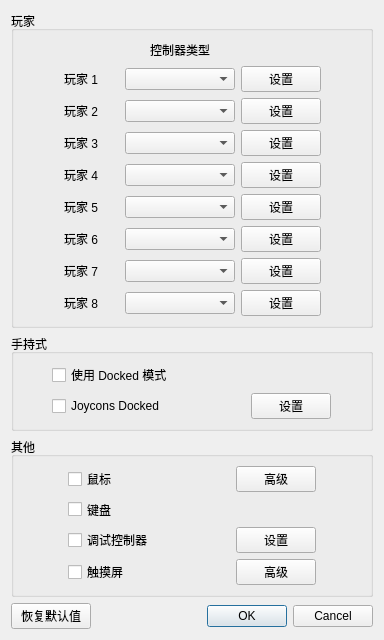
First picture: the form in src/yuzu/configuration/configure_input.ui, repository formylover/yuzu-early-access, before the edit.
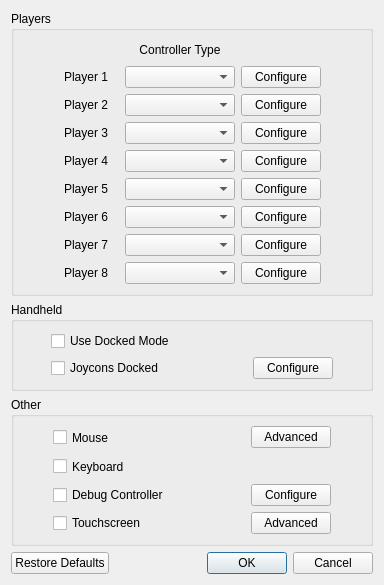
Second picture: the form after the edit.

The edit to the form file:
```diff
--- a/src/yuzu/configuration/configure_input.ui
+++ b/src/yuzu/configuration/configure_input.ui
@@ -19,7 +19,7 @@
      <item>
       <widget class="QGroupBox" name="gridGroupBox_1">
        <property name="title">
-        <string>玩家</string>
+        <string>Players</string>
        </property>
        <layout class="QGridLayout" name="gridLayout">
         <item row="1" column="2">
@@ -35,14 +35,14 @@
         <item row="1" column="3">
          <widget class="QPushButton" name="player1_configure">
           <property name="text">
-           <string>设置</string>
+           <string>Configure</string>
           </property>
          </widget>
         </item>
         <item row="0" column="2">
          <widget class="QLabel" name="label">
           <property name="text">
-           <string>控制器类型</string>
+           <string>Controller Type</string>
           </property>
           <property name="alignment">
            <set>Qt::AlignCenter</set>
@@ -122,49 +122,49 @@
         <item row="2" column="3">
          <widget class="QPushButton" name="player2_configure">
           <property name="text">
-           <string>设置</string>
+           <string>Configure</string>
           </property>
          </widget>
         </item>
         <item row="3" column="3">
          <widget class="QPushButton" name="player3_configure">
           <property name="text">
-           <string>设置</string>
+           <string>Configure</string>
           </property>
          </widget>
         </item>
         <item row="4" column="3">
          <widget class="QPushButton" name="player4_configure">
           <property name="text">
-           <string>设置</string>
+           <string>Configure</string>
           </property>
          </widget>
         </item>
         <item row="5" column="3">
          <widget class="QPushButton" name="player5_configure">
           <property name="text">
-           <string>设置</string>
+           <string>Configure</string>
           </property>
          </widget>
         </item>
         <item row="6" column="3">
          <widget class="QPushButton" name="player6_configure">
           <property name="text">
-           <string>设置</string>
+           <string>Configure</string>
           </property>
          </widget>
         </item>
         <item row="7" column="3">
          <widget class="QPushButton" name="player7_configure">
           <property name="text">
-           <string>设置</string>
+           <string>Configure</string>
           </property>
          </widget>
         </item>
         <item row="8" column="3">
          <widget class="QPushButton" name="player8_configure">
           <property name="text">
-           <string>设置</string>
+           <string>Configure</string>
           </property>
          </widget>
         </item>
@@ -203,56 +203,56 @@
            </size>
           </property>
           <property name="text">
-           <string>玩家 1</string>
+           <string>Player 1</string>
           </property>
          </widget>
         </item>
         <item row="2" column="1">
          <widget class="QLabel" name="label_4">
           <property name="text">
-           <string>玩家 2</string>
+           <string>Player 2</string>
           </property>
          </widget>
         </item>
         <item row="3" column="1">
          <widget class="QLabel" name="label_5">
           <property name="text">
-           <string>玩家 3</string>
+           <string>Player 3</string>
           </property>
          </widget>
         </item>
         <item row="4" column="1">
          <widget class="QLabel" name="label_6">
           <property name="text">
-           <string>玩家 4</string>
+           <string>Player 4</string>
           </property>
          </widget>
         </item>
         <item row="5" column="1">
          <widget class="QLabel" name="label_7">
           <property name="text">
-           <string>玩家 5</string>
+           <string>Player 5</string>
           </property>
          </widget>
         </item>
         <item row="6" column="1">
          <widget class="QLabel" name="label_8">
           <property name="text">
-           <string>玩家 6</string>
+           <string>Player 6</string>
           </property>
          </widget>
         </item>
         <item row="7" column="1">
          <widget class="QLabel" name="label_9">
           <property name="text">
-           <string>玩家 7</string>
+           <string>Player 7</string>
           </property>
          </widget>
         </item>
         <item row="8" column="1">
          <widget class="QLabel" name="label_10">
           <property name="text">
-           <string>玩家 8</string>
+           <string>Player 8</string>
           </property>
          </widget>
         </item>
@@ -262,7 +262,7 @@
      <item>
       <widget class="QGroupBox" name="gridGroupBox_2">
        <property name="title">
-        <string>手持式</string>
+        <string>Handheld</string>
        </property>
        <layout class="QGridLayout" name="gridLayout_2">
         <item row="1" column="2">
@@ -297,7 +297,7 @@
         <item row="1" column="3">
          <widget class="QPushButton" name="handheld_configure">
           <property name="text">
-           <string>设置</string>
+           <string>Configure</string>
           </property>
          </widget>
         </item>
@@ -324,7 +324,7 @@
         <item row="0" column="1">
          <widget class="QCheckBox" name="use_docked_mode">
           <property name="text">
-           <string>使用 Docked 模式</string>
+           <string>Use Docked Mode</string>
           </property>
          </widget>
         </item>
@@ -334,7 +334,7 @@
      <item>
       <widget class="QGroupBox" name="gridGroupBox_3">
        <property name="title">
-        <string>其他</string>
+        <string>Other</string>
        </property>
        <layout class="QGridLayout" name="gridLayout_3">
         <item row="1" column="1">
@@ -346,21 +346,21 @@
            </size>
           </property>
           <property name="text">
-           <string>键盘</string>
+           <string>Keyboard</string>
           </property>
          </widget>
         </item>
         <item row="2" column="1">
          <widget class="QCheckBox" name="debug_enabled">
           <property name="text">
-           <string>调试控制器</string>
+           <string>Debug Controller</string>
           </property>
          </widget>
         </item>
         <item row="3" column="1">
          <widget class="QCheckBox" name="touchscreen_enabled">
           <property name="text">
-           <string>触摸屏</string>
+           <string>Touchscreen</string>
           </property>
          </widget>
         </item>
@@ -373,7 +373,7 @@
            </size>
           </property>
           <property name="text">
-           <string>鼠标</string>
+           <string>Mouse</string>
           </property>
          </widget>
         </item>
@@ -422,21 +422,21 @@
         <item row="3" column="3">
          <widget class="QPushButton" name="touchscreen_advanced">
           <property name="text">
-           <string>高级</string>
+           <string>Advanced</string>
           </property>
          </widget>
         </item>
         <item row="2" column="3">
          <widget class="QPushButton" name="debug_configure">
           <property name="text">
-           <string>设置</string>
+           <string>Configure</string>
           </property>
          </widget>
         </item>
         <item row="0" column="3">
          <widget class="QPushButton" name="mouse_advanced">
           <property name="text">
-           <string>高级</string>
+           <string>Advanced</string>
           </property>
          </widget>
         </item>
@@ -461,7 +461,7 @@
        <item>
         <widget class="QPushButton" name="restore_defaults_button">
          <property name="text">
-          <string>恢复默认值</string>
+          <string>Restore Defaults</string>
          </property>
         </widget>
        </item>
```
Left out of the diff: 2 changed lines with no effect on the pictures.
